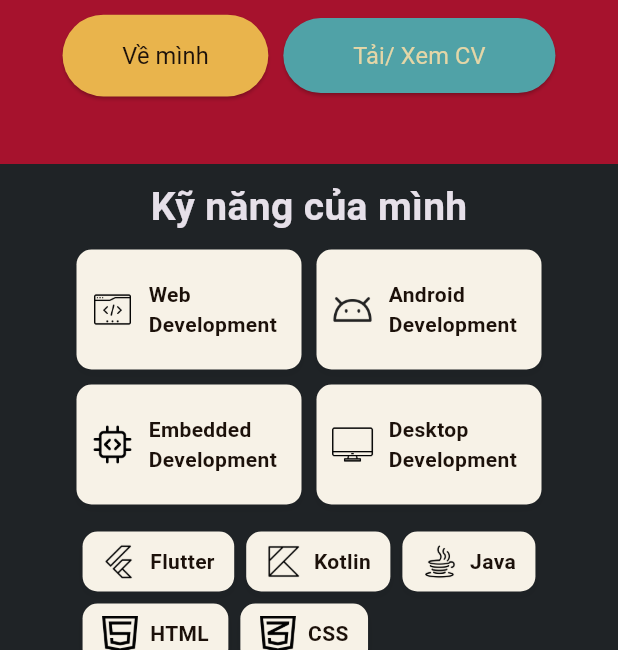
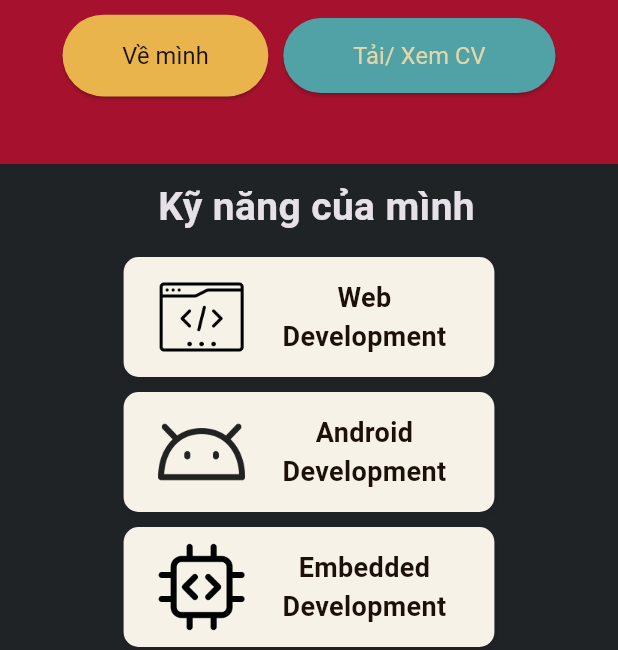
Before and after one commit to phamanhtuan-coder/dart_my_portfolio, a Flutter app: the screen it shows after launch, after a tap on the "menu" icon, after a tap on the "close" icon, on a phone screen of 412 x 824 dp, the part 586-1236 px from its top. Run offline on Flutter 3.47's test engine with Material 3 defaults, Android fonts, the phone set to English and light mode, and no system bars.

Commit message:
Skill section mobile updated responsive + add slider timeline

```diff
--- /dev/null
+++ b/lib/constants/timeline_data.dart
@@ -0,0 +1,38 @@
+const List<Map<String, String>> aboutMeData = [
+  {
+    'year': 'Jan 2019',
+    'header': 'Learning Web Development',
+    'text': 'Started learning web development with HTML, CSS, and JavaScript...',
+    'img': 'assets/about_me_1.png'
+  },
+  {
+    'year': 'Aug 2019',
+    'header': 'First Android Application',
+    'text': 'Built my first Android application using Kotlin and Android Studio...',
+    'img': 'assets/about_me_2.png'
+  },
+  {
+    'year': 'Mar 2020',
+    'header': 'Joined a Startup',
+    'text': 'Joined a startup as a mobile developer and contributed to real-world projects...',
+    'img': 'assets/about_me_3.png'
+  },
+  {
+    'year': 'Dec 2020',
+    'header': 'Exploring Embedded Systems',
+    'text': 'Explored embedded systems, working with microcontrollers and IoT...',
+    'img': 'assets/about_me_4.png'
+  },
+  {
+    'year': 'May 2021',
+    'header': 'Personal Projects',
+    'text': 'Worked on several personal projects, including mobile apps and IoT devices...',
+    'img': 'assets/about_me_5.png'
+  },
+  {
+    'year': 'Oct 2021',
+    'header': 'Freelancing and Graduation',
+    'text': 'Graduated and started freelancing as a full-stack developer...',
+    'img': 'assets/about_me_6.png'
+  },
+];
--- a/lib/pages/home_page.dart
+++ b/lib/pages/home_page.dart
@@ -6,6 +6,7 @@ import 'package:my_portfolio/widgets/header_desktop.dart';
 import 'package:my_portfolio/widgets/header_mobile.dart';
 import 'package:my_portfolio/widgets/hero_section_desktop.dart';
 import 'package:my_portfolio/widgets/hero_section_mobile.dart';
+import 'package:my_portfolio/widgets/homepage_about_me_desktop.dart';
 import 'package:my_portfolio/widgets/skill_section_desktop.dart';
 import 'package:my_portfolio/widgets/skill_section_mobile.dart';
 
@@ -36,9 +37,9 @@ class _HomePageState extends State<HomePage> {
             scrollDirection: Axis.vertical,
             children: [
               // Navigation Bar
-              if (constraints.maxWidth > kMinDesktopMaxWidth)
+              if (constraints.maxWidth > kMedDesktopMaxWidth)
                 const HeaderDesktop(),
-              if (constraints.maxWidth <= kMinDesktopMaxWidth)
+              if (constraints.maxWidth <= kMedDesktopMaxWidth)
                 HeaderMobile(
                   onLogoTap: () {},
                   onMenuTap: () {
@@ -60,21 +61,7 @@ class _HomePageState extends State<HomePage> {
 
 
               // Light Section (About Me)
-              Container(
-                height: 500,
-                width: double.infinity,
-                color: CustomColor.bgLight,
-                child: Center(
-                  child: Text(
-                    "About Me",
-                    style: TextStyle(
-                      color: CustomColor.subColor,
-                      fontSize: 24,
-                      fontWeight: FontWeight.bold,
-                    ),
-                  ),
-                ),
-              ),
+              AboutMeSectionDesktop(),
 
 
 
--- a/lib/styles/size.dart
+++ b/lib/styles/size.dart
@@ -1 +1,2 @@
-const double kMinDesktopMaxWidth = 1000;
+const double kMedDesktopMaxWidth = 1200;
+const double kMinDesktopMaxWidth = 950;
--- a/lib/widgets/homepage_about_me_desktop.dart
+++ b/lib/widgets/homepage_about_me_desktop.dart
@@ -0,0 +1,146 @@
+import 'package:flutter/material.dart';
+import 'package:my_portfolio/constants/colors.dart';
+import 'package:my_portfolio/constants/timeline_data.dart';
+import 'package:my_portfolio/widgets/homepage_about_me_slider_desktop.dart';
+
+class AboutMeSectionDesktop extends StatefulWidget {
+  const AboutMeSectionDesktop({super.key});
+
+  @override
+  _AboutMeSectionDesktopState createState() => _AboutMeSectionDesktopState();
+}
+
+class _AboutMeSectionDesktopState extends State<AboutMeSectionDesktop> {
+  // Index for the currently selected timeline point
+  int _currentSlideIndex = 0;
+
+  // Sample text and image data for each timeline point
+
+  @override
+  Widget build(BuildContext context) {
+    return Container(
+      height: 600, // Adjusted height for a larger desktop section
+      width: double.infinity,
+      color: CustomColor.bgLight,
+      child: Padding(
+        padding: const EdgeInsets.symmetric(horizontal: 50, vertical: 40),
+        child: Column(
+          crossAxisAlignment: CrossAxisAlignment.center,
+          children: [
+            // Title
+            Text(
+              "Một chút xíu về mình",
+              style: TextStyle(
+                color: CustomColor.subColor,
+                fontSize: 32, // Larger font for desktop
+                fontWeight: FontWeight.bold,
+              ),
+            ),
+            const SizedBox(height: 20),
+            // Content
+            Container(
+              height: 420, // Adjusted height for a larger desktop section
+              child: Row(
+                crossAxisAlignment: CrossAxisAlignment.start,
+                mainAxisAlignment: MainAxisAlignment.start,
+                children: [
+                  // Left Side: Text Content
+                  Expanded(
+                    flex: 1,
+                    child: Column(
+                      mainAxisAlignment: MainAxisAlignment.center,
+                      crossAxisAlignment: CrossAxisAlignment.start,
+                      children: [
+                        // Title
+                        Text(
+                          aboutMeData[_currentSlideIndex]['header']!,
+                          style: TextStyle(
+                            color: CustomColor.subColor,
+                            fontSize: 32, // Header font size
+                            fontWeight: FontWeight.bold,
+                          ),
+                        ),
+                        const SizedBox(height: 20),
+                        // Dynamic Text (Summary)
+                        Text(
+                          aboutMeData[_currentSlideIndex]['text']!,
+                          style: TextStyle(
+                            color: CustomColor.subColor,
+                            fontSize: 22, // Regular font for description
+                          ),
+                        ),
+                        const SizedBox(height: 20),
+                        // Read More button (Placeholder)
+                        ElevatedButton(
+                          onPressed: () {
+                            // Future redirection logic to About Me page
+                          },
+                          style: ElevatedButton.styleFrom(
+                            backgroundColor: CustomColor.subColor, // Button color
+                          ),
+                          child: const Text('Read More'),
+                        ),
+                      ],
+                    ),
+                  ),
+                  // Right Side: Slideshow for Images
+                  Expanded(
+                    flex: 2,
+                    child: Stack(
+                      children: [
+                        // Image
+                        Align(
+                          alignment: Alignment.center,
+                          child: Container(
+                            width: 350, // Image width
+                            height: 300, // Image height
+                            decoration: BoxDecoration(
+                              borderRadius: BorderRadius.circular(20),
+                              boxShadow: [
+                                BoxShadow(
+                                  color: Colors.black.withOpacity(0.1),
+                                  blurRadius: 10,
+                                  offset: const Offset(0, 5), // Shadow effect
+                                ),
+                              ],
+                            ),
+                            child: ClipRRect(
+                              borderRadius: BorderRadius.circular(20),
+                              child: Image.asset(
+                                aboutMeData[_currentSlideIndex]['img']!,
+                                fit: BoxFit.contain,
+                              ),
+                            ),
+                          ),
+                        ),
+                        //Slider
+                        Positioned(
+                          right: 10,
+                          top: 0,
+                          bottom: 0,
+                          child: VerticalTimelineSliderDesktop(
+                            currentIndex: _currentSlideIndex,
+                            onSelected: (index) {
+                              setState(() {
+                                _currentSlideIndex = index;
+                              });
+                            },
+                            timelineData: aboutMeData,
+                          ),
+                        ),
+                      ],
+                    ),
+                  ),
+                ],
+              ),
+            )
+          ],
+        ),
+
+
+
+
+      ),
+    );
+  }
+}
--- /dev/null
+++ b/lib/widgets/homepage_about_me_slider_desktop.dart
@@ -0,0 +1,77 @@
+import 'package:flutter/material.dart';
+
+class VerticalTimelineSliderDesktop extends StatelessWidget {
+  final int currentIndex;
+  final Function(int) onSelected;
+  final List<Map<String, String>> timelineData;
+
+  const VerticalTimelineSliderDesktop({
+    Key? key,
+    required this.currentIndex,
+    required this.onSelected,
+    required this.timelineData,
+  }) : super(key: key);
+
+  @override
+  Widget build(BuildContext context) {
+    return Column(
+      mainAxisAlignment: MainAxisAlignment.center,
+      children: List.generate(timelineData.length, (index) {
+        bool isSelected = currentIndex == index;
+
+        return GestureDetector(
+          onTap: () => onSelected(index),
+          child: Column(
+            children: [
+              Row(
+                children: [
+                  Column(
+                    children: [
+                      // Vertical Line above the dot (hidden for the first item)
+                      if (index > 0)
+                        Container(
+                          height: 30,
+                          width: 2,
+                          color: Colors.grey.withOpacity(0.5),
+                        ),
+                      // Dot
+                      AnimatedContainer(
+                        duration: const Duration(milliseconds: 300),
+                        width: isSelected ? 14 : 10,
+                        height: isSelected ? 14 : 10,
+                        decoration: BoxDecoration(
+                          shape: BoxShape.circle,
+                          color: isSelected
+                              ? Colors.red // Selected dot color
+                              : Colors.grey.withOpacity(0.8), // Unselected dot color
+                        ),
+                      ),
+                      // Vertical Line below the dot (hidden for the last item)
+                      if (index < timelineData.length - 1)
+                        Container(
+                          height: 40,
+                          width: 2,
+                          color: Colors.grey.withOpacity(0.5),
+                        ),
+                    ],
+                  ),
+                  const SizedBox(width: 10), // Space between dot and label
+                  // The label part (Years/Labels)
+                  AnimatedDefaultTextStyle(
+                    duration: const Duration(milliseconds: 300),
+                    style: TextStyle(
+                      fontSize: isSelected ? 14 : 12,
+                      color: isSelected ? Colors.red : Colors.grey,
+                      fontWeight: isSelected ? FontWeight.bold : FontWeight.normal,
+                    ),
+                    child: Text(timelineData[index]['year']!),
+                  ),
+                ],
+              ),
+            ],
+          ),
+        );
+      }),
+    );
+  }
+}
--- a/lib/widgets/skill_section_mobile.dart
+++ b/lib/widgets/skill_section_mobile.dart
@@ -3,38 +3,39 @@ import 'package:my_portfolio/constants/colors.dart';
 import 'package:my_portfolio/widgets/skill_section_platform_card_mobile.dart';
 import 'package:my_portfolio/widgets/skill_section_skill_card_mobile.dart';
 
-class SkillSectionMobile  extends StatelessWidget {
-  const SkillSectionMobile ({super.key});
+class SkillSectionMobile extends StatelessWidget {
+  const SkillSectionMobile({super.key});
 
   @override
   Widget build(BuildContext context) {
     return Container(
       color: CustomColor.bgDark,
-      width: double.infinity,
-      height: 550,
+      width: double.infinity, // Full-width container
       child: Column(
-              children:[
-                //Title
+        crossAxisAlignment: CrossAxisAlignment.center, // Center the content horizontally
+        children: [
+          // Title
           Padding(
-                  padding: const EdgeInsets.only(top: 10, bottom: 10),
-                  child:
-                    Text('Kỹ năng của mình', style: TextStyle(fontSize: 26, fontWeight: FontWeight.bold),)
+            padding: const EdgeInsets.only(top: 10, bottom: 10, left: 10), // Add left padding
+            child: Text(
+              'Kỹ năng của mình',
+              style: TextStyle(fontSize: 26, fontWeight: FontWeight.bold),
             ),
-                //Platforms and SKills
+          ),
+          // Platforms and Skills
           Column(
             mainAxisAlignment: MainAxisAlignment.start,
-                 crossAxisAlignment: CrossAxisAlignment.center,
-                 children:[
-                   //Platforms
+            crossAxisAlignment: CrossAxisAlignment.stretch, // Stretch children to fill width
+            children: [
+              // Platforms
               PlatformCardMobile(),
-                    SizedBox(height:10),
-                   //Skills
+              SizedBox(height: 10),
+              // Skills
               SkillCardMobile(),
-                 ]
-
+              SizedBox(height: 10),
+            ],
           ),
-                        ]
-
+        ],
       ),
     );
   }
--- a/lib/widgets/skill_section_platform_card_mobile.dart
+++ b/lib/widgets/skill_section_platform_card_mobile.dart
@@ -7,15 +7,16 @@ class PlatformCardMobile extends StatelessWidget {
 
   @override
   Widget build(BuildContext context) {
+    final screenWidth = MediaQuery.of(context).size.width;
+
     return ConstrainedBox(
       constraints: const BoxConstraints(maxWidth: 350),
-      child: Wrap(
-        spacing: 10,
-        runSpacing: 10,
+      child: Column(
+        crossAxisAlignment: CrossAxisAlignment.stretch,
         children: [
           for (int i = 0; i < platformItems.length; i++)
             Container(
-              width: 150,
+              margin: EdgeInsets.symmetric(vertical: 5,horizontal: screenWidth*0.2),
               height: 80,
               decoration: BoxDecoration(
                 color: CustomColor.cardBg,
@@ -29,23 +30,25 @@ class PlatformCardMobile extends StatelessWidget {
                 ],
               ),
               child: Padding(
-                padding: const EdgeInsets.symmetric(horizontal: 10, vertical: 8),
+                padding: const EdgeInsets.symmetric(horizontal: 20, vertical: 8),
                 child: Row(
                   children: [
                     // Platform icon
                     Image.asset(
+                      alignment: Alignment.center,
                       platformItems[i]['img'],
-                      width: 28, // Smaller icon size
-                      height: 28,
+                      width: screenWidth>=500? 128: screenWidth>=390?64:32,
+                      height: screenWidth>=500? 128: screenWidth>=390?64:32,
                     ),
                     const SizedBox(width: 10),
                     // Platform title
                     Expanded(
                       child: Text(
+                        textAlign: TextAlign.center,
                         platformItems[i]['title'],
                         style: TextStyle(
                           color: CustomColor.subColor,
-                          fontSize: 14, // Slightly reduced font size for compactness
+                          fontSize: screenWidth>600? 24:screenWidth>500? 20: screenWidth>=390?18:16,
                           fontWeight: FontWeight.bold,
                         ),
                         maxLines: 2,
--- a/lib/widgets/skill_section_skill_card_mobile.dart
+++ b/lib/widgets/skill_section_skill_card_mobile.dart
@@ -8,9 +8,9 @@ class SkillCardMobile extends StatelessWidget {
   @override
   Widget build(BuildContext context) {
     return ConstrainedBox(
-      constraints: const BoxConstraints(maxWidth: 350),
+      constraints: const BoxConstraints(maxWidth: 450),
       child: Padding(
-        padding: const EdgeInsets.symmetric(horizontal: 14, vertical: 8),
+        padding: const EdgeInsets.symmetric(horizontal:32, vertical: 10),
         child:
           Wrap(
             spacing: 8,
@@ -18,7 +18,7 @@ class SkillCardMobile extends StatelessWidget {
             children: [
               for (int i = 0; i < skillItems.length; i++)
                 Container(
-                  padding: const EdgeInsets.symmetric(horizontal: 13, vertical: 8),
+                  padding: const EdgeInsets.symmetric(horizontal: 13, vertical: 15),
                   decoration: BoxDecoration(
                     color: CustomColor.cardBg,
                     borderRadius: BorderRadius.circular(10),
```
Lines whose indentation alone changed are shown as unchanged.
